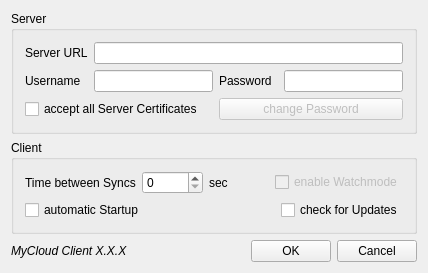
First picture: the form in trunk/Client/src/QtClient/qtSettingsDialog.ui, repository psieg/MyCloud, before the edit.
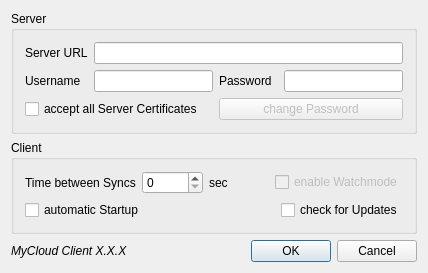
Second picture: the form after the edit. Icons and pictures are not drawn.

Commit message: Add UID to synclist (#41) - set OK button to default button in settingsdialog to avoid passwordButton being pressed on enter

Patch:
```diff
--- a/trunk/Client/src/QtClient/qtSettingsDialog.ui
+++ b/trunk/Client/src/QtClient/qtSettingsDialog.ui
@@ -133,6 +133,9 @@
      <property name="text">
       <string>OK</string>
      </property>
+     <property name="default">
+      <bool>true</bool>
+     </property>
     </widget>
    </item>
    <item row="1" column="0" colspan="4">
```
Left out of the diff: 2 changed lines with no effect on the pictures. The commit also changes 4 other files.
